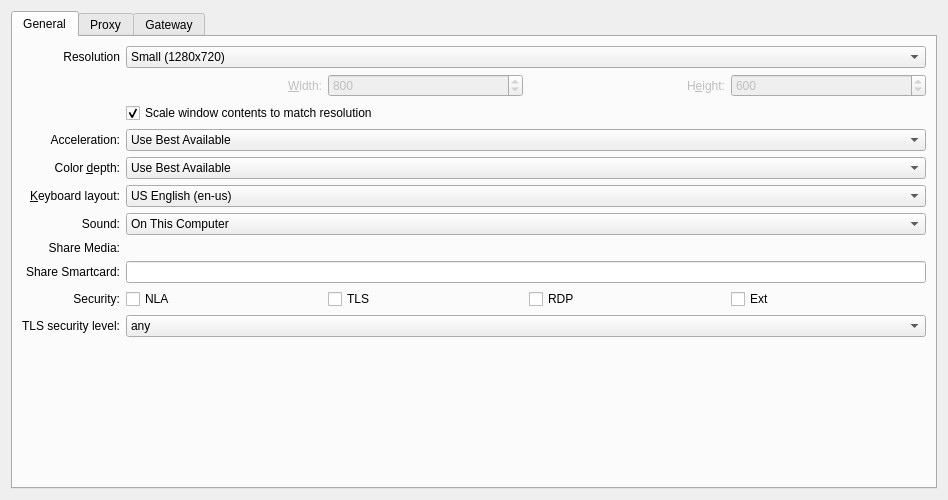
Qt form rdp/rdppreferences.ui (KDE/krdc) before a commit.
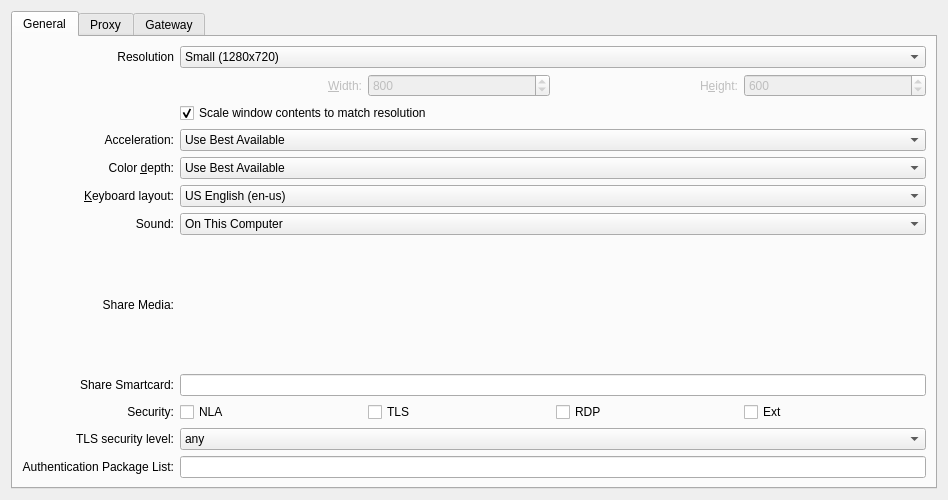
The same form after that commit. Custom widgets are drawn as their Qt base class.

Commit message: rdp: add setting to edit authentication packages. Useful to disable potentially problematic kerberos since it may cause regressions due to the freerdp 2 to 3 dependency update

Diff of the .ui file:
```diff
--- a/rdp/rdppreferences.ui
+++ b/rdp/rdppreferences.ui
@@ -671,18 +671,18 @@
          </item>
         </widget>
        </item>
+       <item row="12" column="0">
+        <widget class="QLabel" name="authPkgListLabel">
+         <property name="text">
+          <string>Authentication Package List:</string>
+         </property>
+         <property name="alignment">
+          <set>Qt::AlignRight|Qt::AlignTrailing|Qt::AlignVCenter</set>
+         </property>
+        </widget>
+       </item>
        <item row="12" column="1">
-        <spacer>
-         <property name="orientation">
-          <enum>Qt::Vertical</enum>
-         </property>
-         <property name="sizeHint" stdset="0">
-          <size>
-           <width>428</width>
-           <height>16</height>
-          </size>
-         </property>
-        </spacer>
+        <widget class="KLineEdit" name="kcfg_AuthPkgList"/>
        </item>
       </layout>
      </widget>
```
The commit also changes 4 other files.
